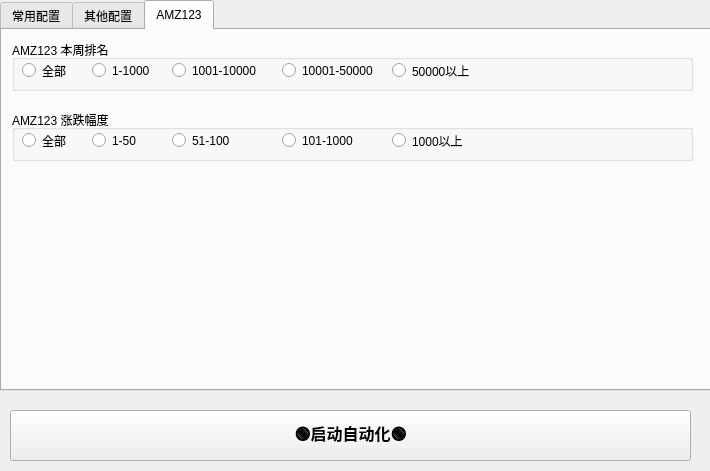
This is ui/main.ui in feassh/zying-auto as Qt 5 draws it before an edit. The edited form follows.
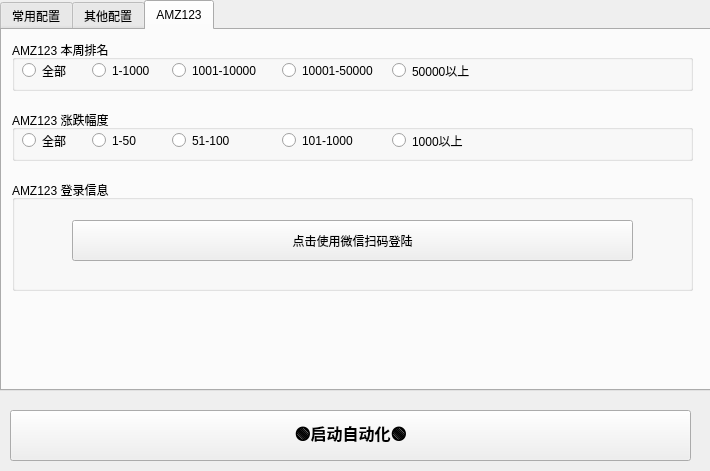
This is the edited form. The open tabs and pages were chosen to show the change.

What changed in the file:
```diff
--- a/ui/main.ui
+++ b/ui/main.ui
@@ -893,6 +893,32 @@
        </property>
       </widget>
      </widget>
+     <widget class="QGroupBox" name="groupBox_10">
+      <property name="geometry">
+       <rect>
+        <x>10</x>
+        <y>150</y>
+        <width>681</width>
+        <height>111</height>
+       </rect>
+      </property>
+      <property name="title">
+       <string>AMZ123 登录信息</string>
+      </property>
+      <widget class="QPushButton" name="pbQRLogin">
+       <property name="geometry">
+        <rect>
+         <x>60</x>
+         <y>40</y>
+         <width>561</width>
+         <height>41</height>
+        </rect>
+       </property>
+       <property name="text">
+        <string>点击使用微信扫码登陆</string>
+       </property>
+      </widget>
+     </widget>
     </widget>
    </widget>
    <widget class="QPushButton" name="pbStart">
```
